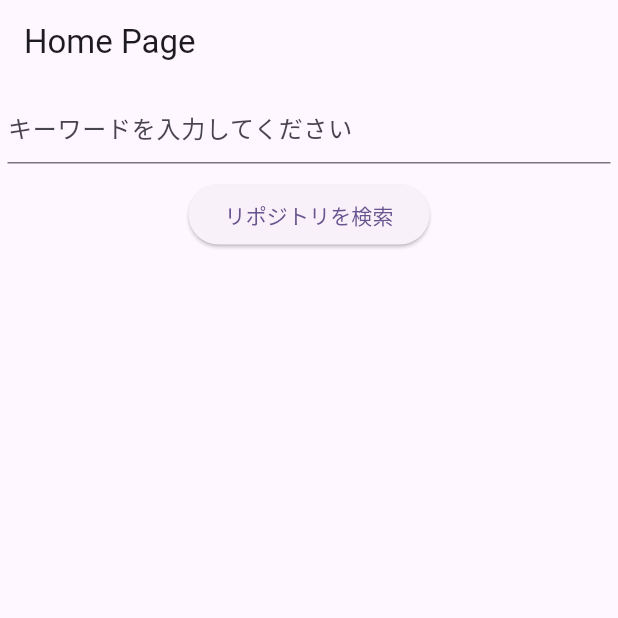
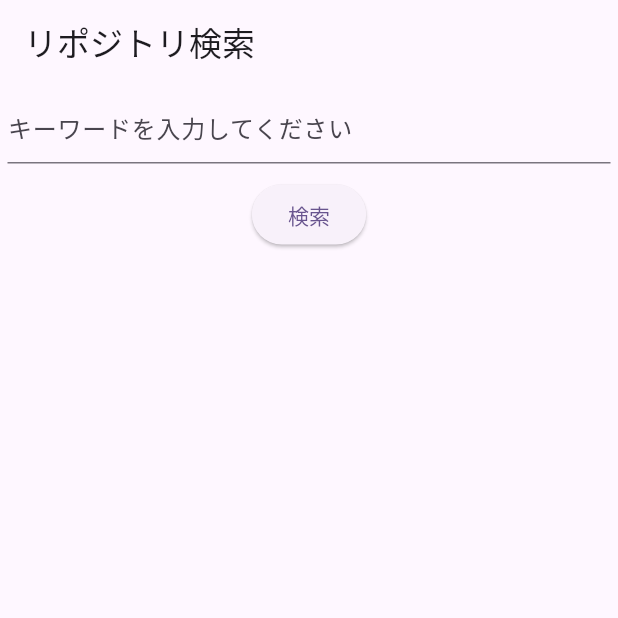
Before and after one commit to kami5kaze/testApp, a Flutter app: the screen it shows after launch, on a phone screen of 412 x 824 dp, the top half of it. Run offline on Flutter 3.47's test engine with Material 3 defaults, Android fonts, the phone set to English and light mode, and no system bars; our stand-ins replace flutter_dotenv, flutter_riverpod.

Commit message:
refactor: appBarの変更

```diff
--- a/app/lib/component/table.dart
+++ b/app/lib/component/table.dart
@@ -8,7 +8,7 @@ repoTable(Map<String, Map<String, String>> repoData, BuildContext context) {
       TableRow(
         children: [
           Center(
-            child: Text("Owner_icon", style: TextStyle()),
+            child: Text("Owner_icon"),
           ),
           Center(
             child: Text("Owner_name"),
--- a/app/lib/home.dart
+++ b/app/lib/home.dart
@@ -9,7 +9,7 @@ class HomePage extends ConsumerWidget {
   final visibilityProvider = StateProvider<bool>((ref) => false);
   final repositoriesProvider =
       StateProvider<Map<String, Map<String, String>>>((ref) => {});
-  final buttonTxtProvider = StateProvider<String>((ref) => 'リポジトリを検索');
+  final buttonTxtProvider = StateProvider<String>((ref) => '検索');
   @override
   Widget build(BuildContext context, WidgetRef ref) {
     final TextEditingController textEditingController = TextEditingController();
@@ -18,7 +18,7 @@ class HomePage extends ConsumerWidget {
     final buttonTxt = ref.watch(buttonTxtProvider);
     return Scaffold(
       appBar: AppBar(
-        title: const Text('Home Page'),
+        title: const Text('リポジトリ検索'),
       ),
       body: SingleChildScrollView(
         child: Center(
@@ -40,7 +40,7 @@ class HomePage extends ConsumerWidget {
                   onPressed: () async {
                     if (textEditingController.text.isEmpty) {
                       ref.read(visibilityProvider.notifier).state = false;
-                      ref.read(buttonTxtProvider.notifier).state = 'リポジトリを検索';
+                      ref.read(buttonTxtProvider.notifier).state = '検索';
                       return;
                     }
                     final data = await ApiRequest()
```
